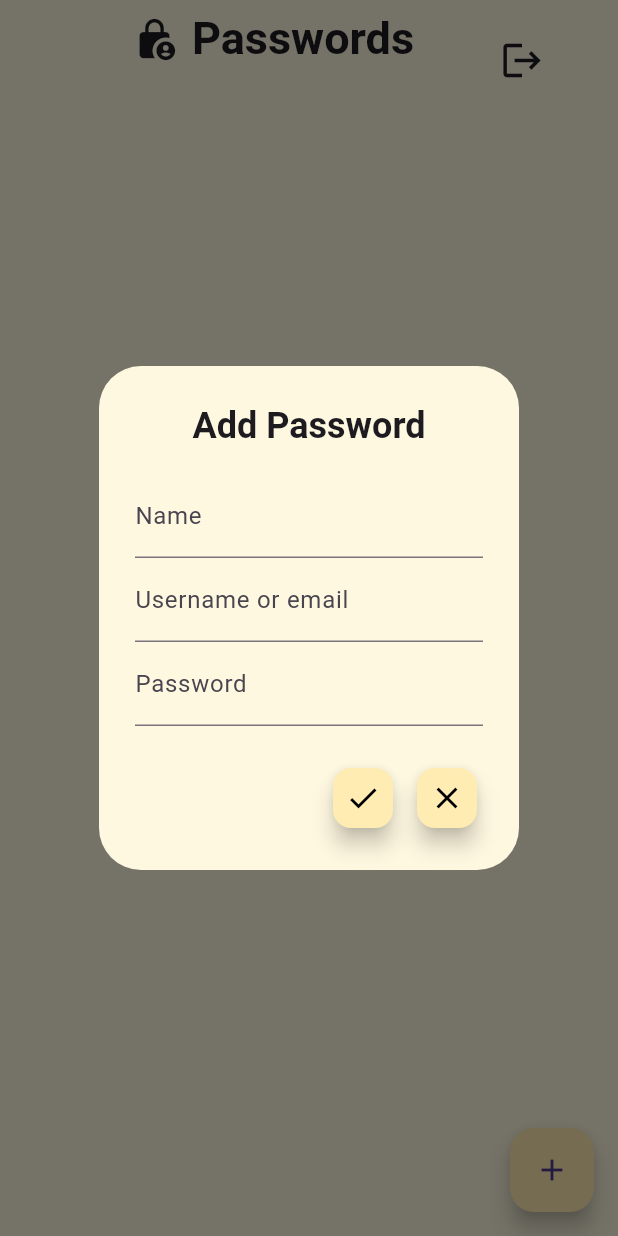
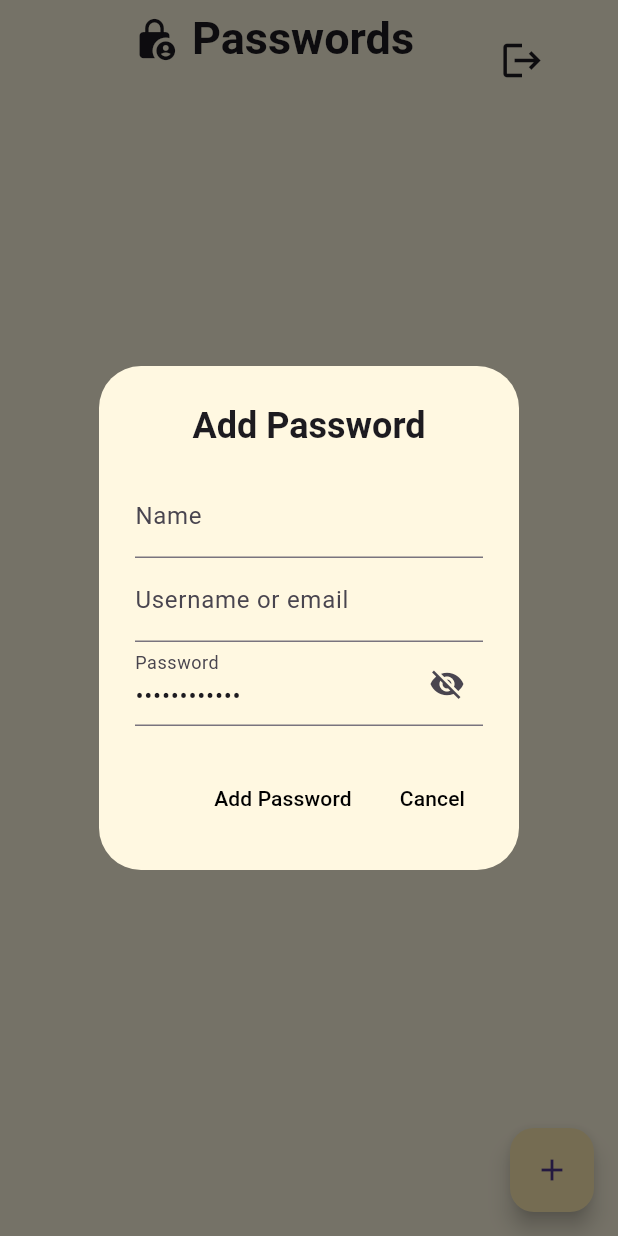
Before and after one commit to asmaembr/pass_manager, a Flutter app: the Homepage screen opened directly, after a tap on the "add" icon, on a phone screen of 412 x 824 dp. Run offline on Flutter 3.47's test engine with Material 3 defaults, Android fonts, the phone set to English and light mode, and no system bars; our stand-ins replace cloud_firestore, firebase_core, shared_preferences; accounts and stored records are empty.

Commit message:
gerenerating password functionnality done

```diff
--- a/lib/pages/HomePage.dart
+++ b/lib/pages/HomePage.dart
@@ -2,6 +2,7 @@ import 'package:cloud_firestore/cloud_firestore.dart';
 import 'package:flutter/material.dart';
 import 'package:pass_manager/pages/LoginPage.dart';
 import 'package:pass_manager/services/firestore.dart';
+import 'dart:math';
 
 class Homepage extends StatefulWidget {
   const Homepage({super.key});
@@ -25,6 +26,16 @@ class _HomepageState extends State<Homepage> {
     passwordController.clear();
   }
 
+  // Generate a random password
+  String generateRandomPassword() {
+    const length = 12;
+    const String chars =
+        'ABCDEFGHIJKLMNOPQRSTUVWXYZabcdefghijklmnopqrstuvwxyz0123456789!@#\$%^&*()-_+=<>?';
+    Random random = Random();
+    return String.fromCharCodes(Iterable.generate(
+        length, (_) => chars.codeUnitAt(random.nextInt(chars.length))));
+  }
+
 void openPasswordForm(String? docID) async {
   if (docID != null) {
     QuerySnapshot snapshot = await service.getPasswordById(docID);
@@ -35,11 +46,16 @@ class _HomepageState extends State<Homepage> {
       usernameController.text = passwordData['username'] ?? '';
       passwordController.text = passwordData['password'] ?? '';
     }
+  } else {
+    passwordController.text = generateRandomPassword(); // Auto-generate password for new entry
   }
 
-    showDialog(
+  await showDialog(
     context: context,
-      builder: (context) => AlertDialog(
+    builder: (context) {
+      bool isPasswordVisible = false; // Local state for visibility inside the dialog
+
+      return AlertDialog(
         title: Center(
           child: Text(
             docID != null ? "Edit Password" : "Add Password",
@@ -47,9 +63,10 @@ class _HomepageState extends State<Homepage> {
           ),
         ),
         backgroundColor: Colors.amber[50],
-        content: Column(
+        content: StatefulBuilder(
+          builder: (context, setState) {
+            return Column(
               mainAxisSize: MainAxisSize.min,
-          mainAxisAlignment: MainAxisAlignment.center,
               children: [
                 TextField(
                   decoration: const InputDecoration(labelText: "Name"),
@@ -60,44 +77,61 @@ class _HomepageState extends State<Homepage> {
                   controller: usernameController,
                 ),
                 TextField(
-              decoration: const InputDecoration(labelText: "Password"),
                   controller: passwordController,
+                  obscureText: !isPasswordVisible,
+                  decoration: InputDecoration(
+                    labelText: "Password",
+                    suffixIcon: IconButton(
+                      icon: Icon(
+                        isPasswordVisible ? Icons.visibility : Icons.visibility_off,
+                      ),
+                      onPressed: () {
+                        setState(() {
+                          isPasswordVisible = !isPasswordVisible;
+                        });
+                      },
+                    ),
+                  ),
                 ),
               ],
+            );
+          },
         ),
         actions: [
-          FloatingActionButton(
-            mini: true,
-            backgroundColor: Colors.amber[100],
-            heroTag: 'confirmButton',
-            child: Icon(
-              docID != null ? Icons.edit : Icons.check,
-              color: Colors.black,
-            ),
+          TextButton(
             onPressed: () {
               if (docID != null) {
-                service.updatePassword(docID, nameController.text,
-                    usernameController.text, passwordController.text);
+                service.updatePassword(
+                  docID,
+                  nameController.text,
+                  usernameController.text,
+                  passwordController.text,
+                );
               } else {
-                service.createPassword(nameController.text,
-                    usernameController.text, passwordController.text);
+                service.createPassword(
+                  nameController.text,
+                  usernameController.text,
+                  passwordController.text,
+                );
               }
               clearControllers();
               Navigator.pop(context);
             },
+            child: Text(
+              docID != null ? "Save Changes" : "Add Password",
+              style: const TextStyle(color: Colors.black),
             ),
-          FloatingActionButton(
-            mini: true,
-            backgroundColor: Colors.amber[100],
-            heroTag: 'cancelButton',
+          ),
+          TextButton(
             onPressed: () {
               clearControllers();
               Navigator.pop(context);
             },
-            child: const Icon(Icons.close, color: Colors.black),
+            child: const Text("Cancel", style: TextStyle(color: Colors.black)),
           ),
         ],
-      ),
+      );
+    },
   );
 }
 
```
Also changed, not shown: 1 other file. Lines whose indentation alone changed are shown as unchanged.
